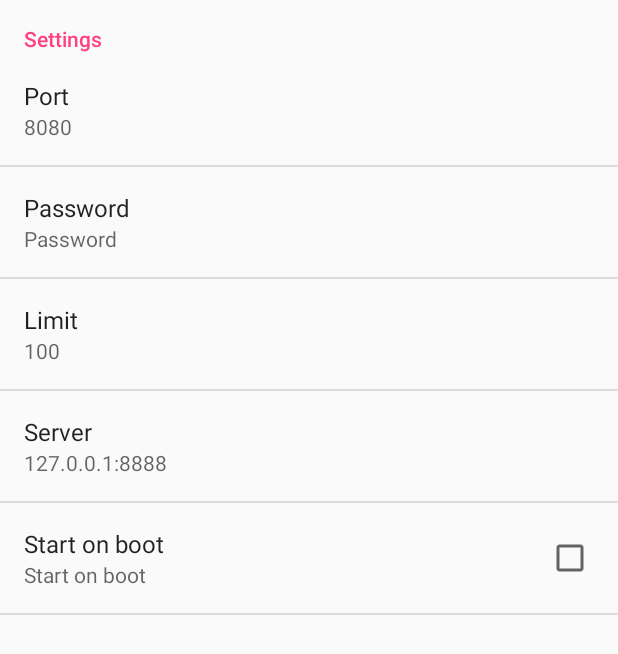
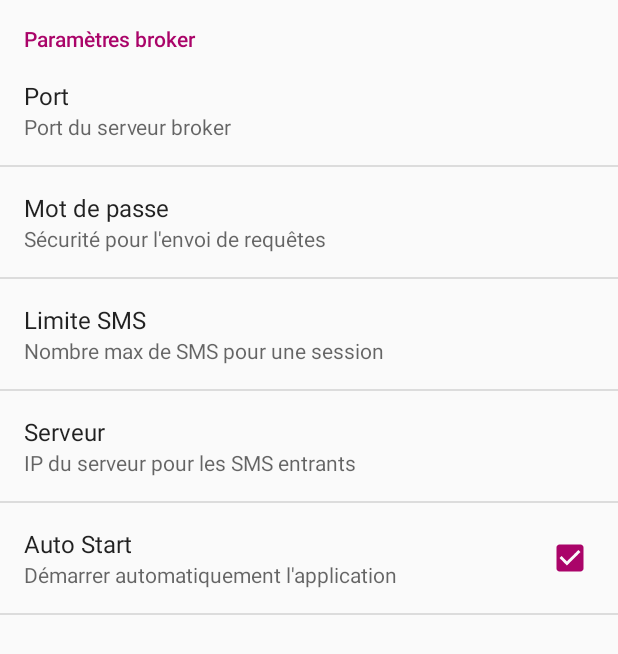
Before and after one commit to loicfgc/smsgateway, an Android app: the MyPreferenceActivity screen opened directly, with no data from a screen before it, on a phone screen of 412 x 824 dp. Shown: the top 654 px of the screen. Run offline under Robolectric (Android 15) with nearby library versions, the phone set to English and light mode, and no system bars; 2 statements that could not run were skipped.

Commit message:
SMS Broker For EyesOfNetwork

```diff
--- a/app/src/main/java/com/simplesmsgw/smsgateway/MyHTTPD.java
+++ b/app/src/main/java/com/simplesmsgw/smsgateway/MyHTTPD.java
@@ -48,7 +48,7 @@ public class MyHTTPD extends NanoHTTPD {
                         SmsManager smsManager = SmsManager.getDefault();
                         smsManager.sendTextMessage(toNum, null, message, null, null);
 
-                        String msg = "OK : " + number + "/" + LIMIT;
+                        String msg = "SEND : " + number + "/" + LIMIT;
                         number++;
 
                         return newFixedLengthResponse(msg);
--- a/app/src/main/java/com/simplesmsgw/smsgateway/MyPreferenceActivity.java
+++ b/app/src/main/java/com/simplesmsgw/smsgateway/MyPreferenceActivity.java
@@ -13,10 +13,10 @@ public class MyPreferenceActivity extends PreferenceActivity implements Preferen
         super.onCreate(savedInstanceState);
 
         addPreferencesFromResource(R.xml.prefs);
-        bindPreferenceSummaryToValue(findPreference("port"));
-        bindPreferenceSummaryToValue(findPreference("password"));
-        bindPreferenceSummaryToValue(findPreference("limit"));
-        bindPreferenceSummaryToValue(findPreference("server"));
+        bindPreferenceSummaryToValue(findPreference("Port"));
+        bindPreferenceSummaryToValue(findPreference("Mot de passe"));
+        bindPreferenceSummaryToValue(findPreference("Limite SMS"));
+        bindPreferenceSummaryToValue(findPreference("Serveur"));
     }
 
     /**
--- a/app/src/main/java/com/simplesmsgw/smsgateway/MyService.java
+++ b/app/src/main/java/com/simplesmsgw/smsgateway/MyService.java
@@ -42,13 +42,13 @@ public class MyService extends IntentService
     {
         super.onDestroy();
         server.stop();
-        Toast.makeText(this, "Service stopping", Toast.LENGTH_SHORT).show();
+        Toast.makeText(this, "Broker OFF", Toast.LENGTH_SHORT).show();
     }
 
     @Override
     public int onStartCommand(Intent intent, int flags, int startId)
     {
-        Toast.makeText(this, "Service starting", Toast.LENGTH_SHORT).show();
+        Toast.makeText(this, "Broker ON", Toast.LENGTH_SHORT).show();
 
         try {
             server = new MyHTTPD();
--- a/app/src/main/res/values/colors.xml
+++ b/app/src/main/res/values/colors.xml
@@ -1,6 +1,6 @@
 <?xml version="1.0" encoding="utf-8"?>
 <resources>
-    <color name="colorPrimary">#3F51B5</color>
-    <color name="colorPrimaryDark">#303F9F</color>
-    <color name="colorAccent">#FF4081</color>
+    <color name="colorPrimary">#0069b3</color>
+    <color name="colorPrimaryDark">#0069b3</color>
+    <color name="colorAccent">#aa0469</color>
 </resources>
--- a/app/src/main/res/values/strings.xml
+++ b/app/src/main/res/values/strings.xml
@@ -1,4 +1,4 @@
 <resources>
-    <string name="app_name">SMSGateway</string>
-    <string name="action_settings">Settings</string>
+    <string name="app_name">EON Broker</string>
+    <string name="action_settings">Paramètres</string>
 </resources>
--- a/app/src/main/res/xml/prefs.xml
+++ b/app/src/main/res/xml/prefs.xml
@@ -1,36 +1,36 @@
 <?xml version="1.0" encoding="utf-8"?>
 <PreferenceScreen xmlns:android="http://schemas.android.com/apk/res/android" >
 
-    <PreferenceCategory android:title="Settings" >
+    <PreferenceCategory android:title="Paramètres broker">
         <EditTextPreference
-            android:defaultValue="8080"
+            android:defaultValue="7777"
             android:key="port"
-            android:summary="Listen port"
+            android:summary="Port du serveur broker"
             android:title="Port" />
 
         <EditTextPreference
-            android:defaultValue="Password"
+            android:defaultValue="EON"
             android:key="password"
-            android:summary="Password"
-            android:title="Password" />
+            android:summary="Sécurité pour l'envoi de requêtes"
+            android:title="Mot de passe" />
 
         <EditTextPreference
             android:defaultValue="100"
             android:key="limit"
-            android:summary="Limit of SMS"
-            android:title="Limit" />
+            android:summary="Nombre max de SMS pour une session"
+            android:title="Limite SMS" />
 
         <EditTextPreference
             android:defaultValue="127.0.0.1:8888"
             android:key="server"
-            android:summary="IP of server for incoming SMS"
-            android:title="Server" />
+            android:summary="IP du serveur pour les SMS entrants"
+            android:title="Serveur" />
 
         <CheckBoxPreference
-            android:defaultValue="false"
+            android:defaultValue="true"
             android:key="onboot"
-            android:summary="Start on boot"
-            android:title="Start on boot" />
+            android:summary="Démarrer automatiquement l'application"
+            android:title="Auto Start" />
 
     </PreferenceCategory>
 
--- a/build.gradle
+++ b/build.gradle
@@ -3,9 +3,10 @@
 buildscript {
     repositories {
         jcenter()
+        maven { url 'https://maven.google.com' }
     }
     dependencies {
-        classpath 'com.android.tools.build:gradle:3.0.1'
+        classpath 'com.android.tools.build:gradle:3.6.3'
 
         // NOTE: Do not place your application dependencies here; they belong
         // in the individual module build.gradle files
```
Also changed, not shown: app/build.gradle (+9 -4 lines), app/src/main/java/com/simplesmsgw/smsgateway/MainActivity.java (+34 -6 lines), app/src/main/res/layout/content_main.xml (+16 -14 lines), app/src/main/res/mipmap-xxxhdpi/ic_launcher.png, gradle/wrapper/gradle-wrapper.properties.
